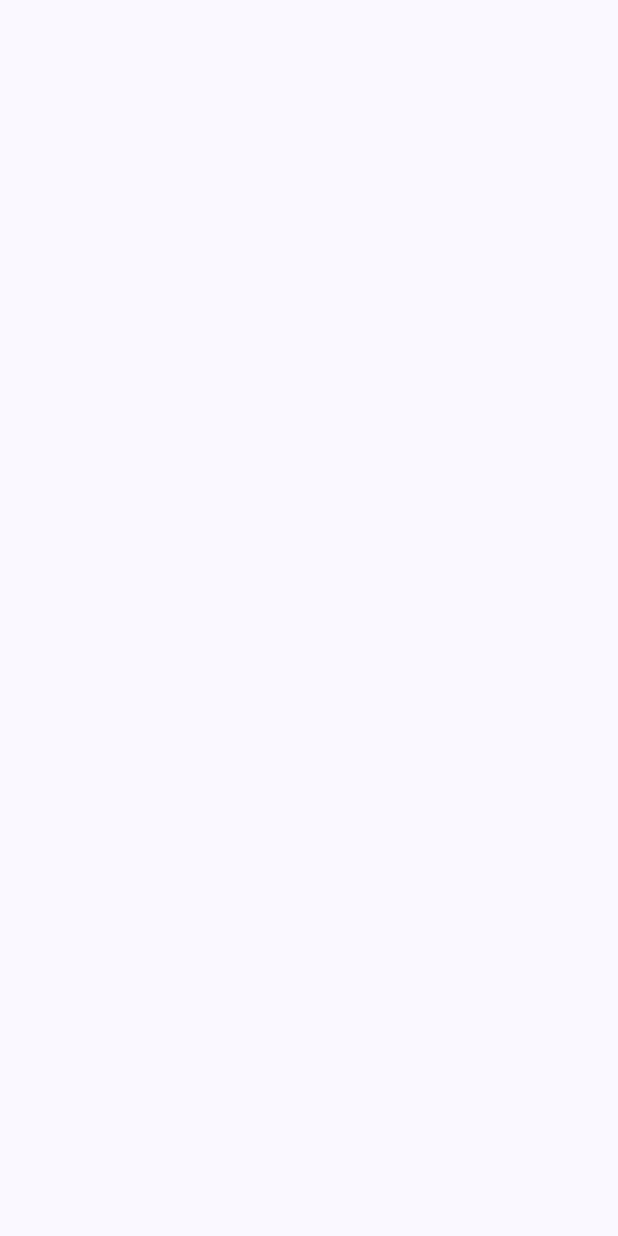
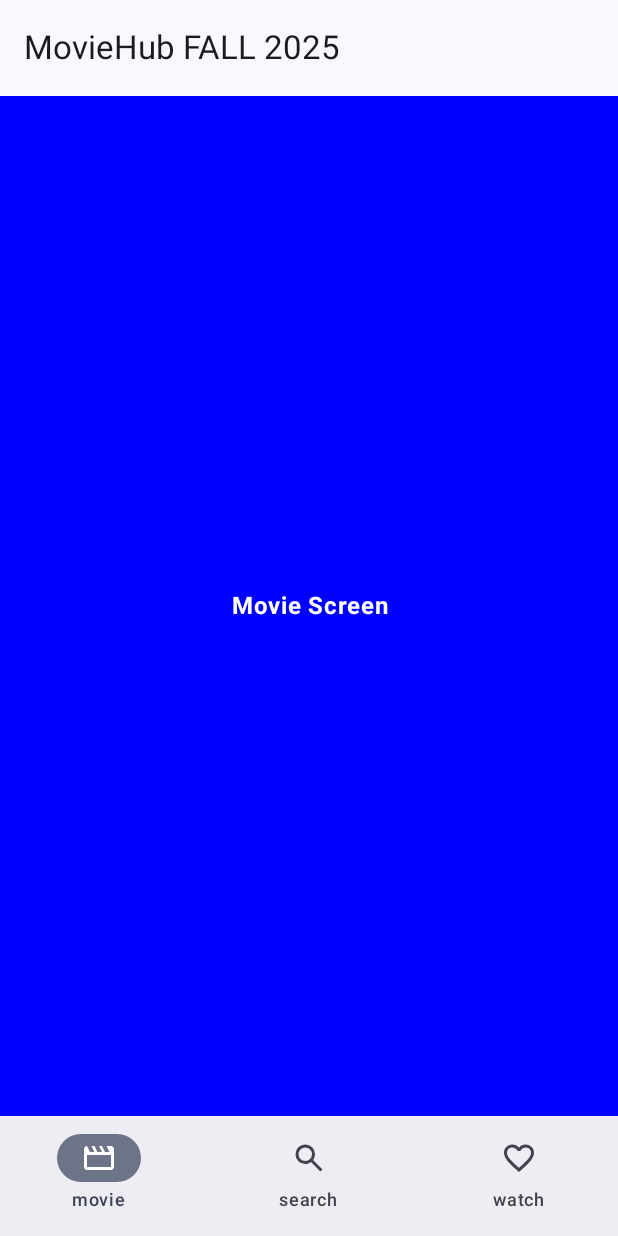
Before and after one commit to Mbialowas10/MovieHubFall2025, an Android app built with Jetpack Compose: the screen it shows after launch (MainActivity), on a phone screen of 412 x 824 dp. Before the commit the screen is empty. Run offline under Robolectric (Android 15) with nearby library versions, the phone set to English and light mode, and no system bars.

```diff
--- a/app/src/main/java/com/mbialowas/moviehubfall2025/MainActivity.kt
+++ b/app/src/main/java/com/mbialowas/moviehubfall2025/MainActivity.kt
@@ -4,25 +4,63 @@ import android.os.Bundle
 import androidx.activity.ComponentActivity
 import androidx.activity.compose.setContent
 import androidx.activity.enableEdgeToEdge
+import androidx.compose.foundation.layout.Spacer
 import androidx.compose.foundation.layout.fillMaxSize
 import androidx.compose.foundation.layout.padding
+import androidx.compose.material3.ExperimentalMaterial3Api
 import androidx.compose.material3.Scaffold
 import androidx.compose.material3.Text
+import androidx.compose.material3.TopAppBar
 import androidx.compose.runtime.Composable
 import androidx.compose.ui.Modifier
 import androidx.compose.ui.tooling.preview.Preview
+import androidx.compose.ui.unit.dp
+import androidx.navigation.compose.NavHost
+import androidx.navigation.compose.composable
 import androidx.navigation.compose.rememberNavController
+import com.mbialowas.moviehubfall2025.Navigation.BottomNav
+import com.mbialowas.moviehubfall2025.destinations.Destination
+import com.mbialowas.moviehubfall2025.screens.MovieScreen
+import com.mbialowas.moviehubfall2025.screens.SearchScreen
+import com.mbialowas.moviehubfall2025.screens.WatchScreen
 import com.mbialowas.moviehubfall2025.ui.theme.MovieHubFall2025Theme
 
 class MainActivity : ComponentActivity() {
+    @OptIn(ExperimentalMaterial3Api::class)
     override fun onCreate(savedInstanceState: Bundle?) {
         super.onCreate(savedInstanceState)
         enableEdgeToEdge()
         setContent {
             MovieHubFall2025Theme {
-                Scaffold(modifier = Modifier.fillMaxSize()) { innerPadding ->
-                    // initialization
-                    val navController = rememberNavController()
+                val navController = rememberNavController()
+                Scaffold(
+                    topBar = {
+                        TopAppBar(
+                            title = { Text("MovieHub FALL 2025") }
+                        )
+                    },
+                    bottomBar = {
+                        BottomNav(navController = navController)
+                    }
+                ) { paddingValues ->
+                    paddingValues.calculateBottomPadding()
+                    Spacer(modifier = Modifier.padding(10.dp))
+                    NavHost(
+                        navController = navController,
+                        startDestination = Destination.Movie.route,
+                        modifier = Modifier.padding(paddingValues)
+                    ) {
+                        composable(Destination.Movie.route) {
+                            MovieScreen()
+
+                        }
+                        composable(Destination.Search.route) {
+                            SearchScreen()
+                        }
+                        composable(Destination.Watch.route) {
+                            WatchScreen()
+                        }
+                    }
                 }
             }
         }
--- a/app/src/main/java/com/mbialowas/moviehubfall2025/Navigation/Navigation.kt
+++ b/app/src/main/java/com/mbialowas/moviehubfall2025/Navigation/Navigation.kt
@@ -1,11 +1,15 @@
 package com.mbialowas.moviehubfall2025.Navigation
 
+import androidx.compose.material3.Icon
 import androidx.compose.material3.NavigationBar
+import androidx.compose.material3.NavigationBarItem
+import androidx.compose.material3.Text
 import androidx.compose.runtime.Composable
 import androidx.compose.ui.res.painterResource
 import androidx.navigation.NavController
 import androidx.navigation.compose.currentBackStackEntryAsState
 import com.mbialowas.moviehubfall2025.R
+import com.mbialowas.moviehubfall2025.destinations.Destination
 
 @Composable
 fun BottomNav(navController: NavController){
@@ -14,7 +18,38 @@ fun BottomNav(navController: NavController){
         val currentDestination = navBackStackEntry.value?.destination
 
         val ic_movie = painterResource(id= R.drawable.ic_movie)
-        val ic_watch = painterResource(id=R.drawable.ic_watch)
-        val ic_search = painterResource(id=R.drawable.ic_watch)
+        val ic_watch = painterResource(id = R.drawable.ic_watch)
+        val ic_search = painterResource(id=R.drawable.ic_search)
+
+        NavigationBarItem(
+            selected = currentDestination?.route == Destination.Movie.route,
+            onClick = {
+                navController.navigate(Destination.Movie.route){
+                    popUpTo(Destination.Movie.route)
+                    launchSingleTop = true
+                }},
+            icon = { Icon(painter = ic_movie, contentDescription = null)},
+            label = { Text(text= Destination.Movie.route) }
+        ) // end movie
+        NavigationBarItem(
+            selected = currentDestination?.route == Destination.Search.route,
+            onClick = {
+                navController.navigate(Destination.Search.route){
+                    popUpTo(Destination.Search.route)
+                    launchSingleTop = true
+                }},
+            icon = { Icon(painter = ic_search, contentDescription = null)},
+            label = { Text(text= Destination.Search.route) }
+        ) // end search
+        NavigationBarItem(
+            selected = currentDestination?.route == Destination.Watch.route,
+            onClick = {
+                navController.navigate(Destination.Watch.route){
+                    popUpTo(Destination.Watch.route)
+                    launchSingleTop = true
+                }},
+            icon = { Icon(painter = ic_watch, contentDescription = null)},
+            label = { Text(text= Destination.Watch.route) }
+        ) // end watch
     }
 }
--- a/app/src/main/java/com/mbialowas/moviehubfall2025/screens/WatchScreen.kt
+++ b/app/src/main/java/com/mbialowas/moviehubfall2025/screens/WatchScreen.kt
@@ -12,7 +12,7 @@ import androidx.compose.ui.text.font.FontWeight
 import androidx.compose.ui.text.style.TextAlign
 
 @Composable
-fun WatchService(modifier: Modifier = Modifier){
+fun WatchScreen(modifier: Modifier = Modifier){
     Box(
         modifier
             .fillMaxSize()
```
Also changed, not shown: 1 other file.
